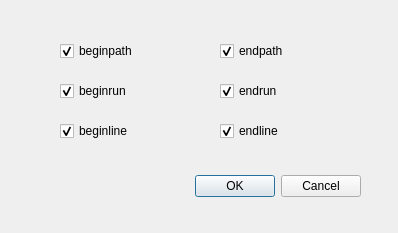
Before: the Qt Designer form src/Gui/dlggcodeprop.ui in fredrickojackson/CppCAM, drawn with Qt 5.
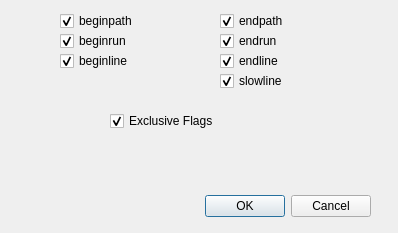
After: the same form once the commit is applied.

Patch:
```diff
--- a/src/Gui/dlggcodeprop.ui
+++ b/src/Gui/dlggcodeprop.ui
@@ -16,8 +16,8 @@
   <widget class="QDialogButtonBox" name="buttonBox">
    <property name="geometry">
     <rect>
-     <x>20</x>
-     <y>170</y>
+     <x>30</x>
+     <y>190</y>
      <width>341</width>
      <height>32</height>
     </rect>
@@ -33,7 +33,7 @@
    <property name="geometry">
     <rect>
      <x>60</x>
-     <y>40</y>
+     <y>10</y>
      <width>88</width>
      <height>22</height>
     </rect>
@@ -49,7 +49,7 @@
    <property name="geometry">
     <rect>
      <x>60</x>
-     <y>80</y>
+     <y>30</y>
      <width>88</width>
      <height>22</height>
     </rect>
@@ -65,7 +65,7 @@
    <property name="geometry">
     <rect>
      <x>220</x>
-     <y>40</y>
+     <y>10</y>
      <width>88</width>
      <height>22</height>
     </rect>
@@ -81,7 +81,7 @@
    <property name="geometry">
     <rect>
      <x>60</x>
-     <y>120</y>
+     <y>50</y>
      <width>88</width>
      <height>22</height>
     </rect>
@@ -97,7 +97,7 @@
    <property name="geometry">
     <rect>
      <x>220</x>
-     <y>120</y>
+     <y>50</y>
      <width>88</width>
      <height>22</height>
     </rect>
@@ -113,7 +113,7 @@
    <property name="geometry">
     <rect>
      <x>220</x>
-     <y>80</y>
+     <y>30</y>
      <width>88</width>
      <height>22</height>
     </rect>
@@ -125,6 +125,38 @@
     <bool>true</bool>
    </property>
   </widget>
+  <widget class="QCheckBox" name="cbslowline">
+   <property name="geometry">
+    <rect>
+     <x>220</x>
+     <y>70</y>
+     <width>88</width>
+     <height>22</height>
+    </rect>
+   </property>
+   <property name="text">
+    <string>slowline</string>
+   </property>
+   <property name="checked">
+    <bool>true</bool>
+   </property>
+  </widget>
+  <widget class="QCheckBox" name="cbExclusive">
+   <property name="geometry">
+    <rect>
+     <x>110</x>
+     <y>110</y>
+     <width>121</width>
+     <height>22</height>
+    </rect>
+   </property>
+   <property name="text">
+    <string>Exclusive Flags</string>
+   </property>
+   <property name="checked">
+    <bool>true</bool>
+   </property>
+  </widget>
  </widget>
  <resources/>
  <connections>
```
